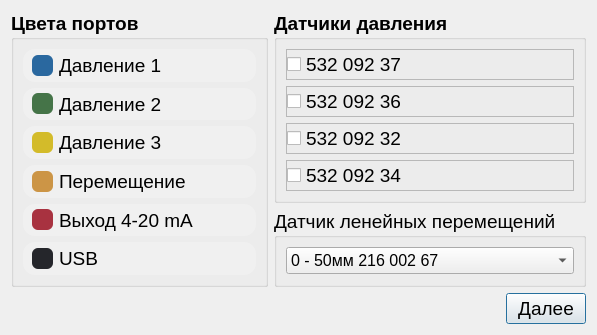
First picture: the form in NotationWindow.ui, repository Rekvim/MpiSdk, before the edit.
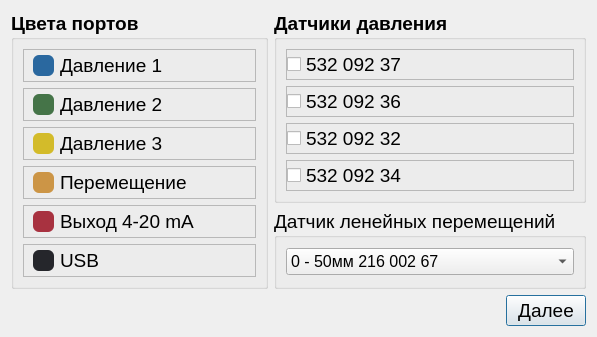
Second picture: the form after the edit.

```diff
--- a/NotationWindow.ui
+++ b/NotationWindow.ui
@@ -7,7 +7,7 @@
     <x>0</x>
     <y>0</y>
     <width>597</width>
-    <height>335</height>
+    <height>337</height>
    </rect>
   </property>
   <property name="font">
@@ -34,7 +34,7 @@
        </property>
        <layout class="QVBoxLayout" name="verticalLayout_4">
         <item>
-         <widget class="QFrame" name="frame_pressure_5">
+         <widget class="QFrame" name="frame_pressure_1">
           <property name="sizePolicy">
            <sizepolicy hsizetype="Expanding" vsizetype="Preferred">
             <horstretch>0</horstretch>
@@ -42,8 +42,7 @@
            </sizepolicy>
           </property>
           <property name="styleSheet">
-           <string notr="true">background-color: #F0F0F0;
-border-radius: 12px;</string>
+           <string notr="true"/>
           </property>
           <property name="frameShape">
            <enum>QFrame::Shape::StyledPanel</enum>
@@ -98,6 +97,7 @@
              <property name="font">
               <font>
                <pointsize>14</pointsize>
+               <bold>false</bold>
               </font>
              </property>
              <property name="text">
@@ -109,7 +109,7 @@
          </widget>
         </item>
         <item>
-         <widget class="QFrame" name="frame_pressure_7">
+         <widget class="QFrame" name="frame_pressure_2">
           <property name="sizePolicy">
            <sizepolicy hsizetype="Expanding" vsizetype="Preferred">
             <horstretch>0</horstretch>
@@ -117,8 +117,7 @@
            </sizepolicy>
           </property>
           <property name="styleSheet">
-           <string notr="true">background-color: #F0F0F0;
-border-radius: 12px;</string>
+           <string notr="true"/>
           </property>
           <property name="frameShape">
            <enum>QFrame::Shape::StyledPanel</enum>
@@ -170,6 +169,7 @@
              <property name="font">
               <font>
                <pointsize>14</pointsize>
+               <bold>false</bold>
               </font>
              </property>
              <property name="text">
@@ -181,7 +181,7 @@
          </widget>
         </item>
         <item>
-         <widget class="QFrame" name="frame_pressure_6">
+         <widget class="QFrame" name="frame_pressure_3">
           <property name="sizePolicy">
            <sizepolicy hsizetype="Expanding" vsizetype="Preferred">
             <horstretch>0</horstretch>
@@ -189,8 +189,7 @@
            </sizepolicy>
           </property>
           <property name="styleSheet">
-           <string notr="true">background-color: #F0F0F0;
-border-radius: 12px;</string>
+           <string notr="true"/>
           </property>
           <property name="frameShape">
            <enum>QFrame::Shape::StyledPanel</enum>
@@ -242,6 +241,7 @@
              <property name="font">
               <font>
                <pointsize>14</pointsize>
+               <bold>false</bold>
               </font>
              </property>
              <property name="text">
@@ -255,8 +255,7 @@
         <item>
          <widget class="QFrame" name="frame_moving">
           <property name="styleSheet">
-           <string notr="true">background-color: #F0F0F0;
-border-radius: 12px;</string>
+           <string notr="true"/>
           </property>
           <property name="frameShape">
            <enum>QFrame::Shape::StyledPanel</enum>
@@ -302,6 +301,7 @@
              <property name="font">
               <font>
                <pointsize>14</pointsize>
+               <bold>false</bold>
               </font>
              </property>
              <property name="text">
@@ -315,8 +315,7 @@
         <item>
          <widget class="QFrame" name="frame_output_4_20_mA">
           <property name="styleSheet">
-           <string notr="true">background-color: #F0F0F0;
-border-radius: 12px;</string>
+           <string notr="true"/>
           </property>
           <property name="frameShape">
            <enum>QFrame::Shape::StyledPanel</enum>
@@ -362,6 +361,7 @@
              <property name="font">
               <font>
                <pointsize>14</pointsize>
+               <bold>false</bold>
               </font>
              </property>
              <property name="text">
@@ -375,8 +375,7 @@
         <item>
          <widget class="QFrame" name="frame_usb">
           <property name="styleSheet">
-           <string notr="true">background-color: #F0F0F0;
-border-radius: 12px;</string>
+           <string notr="true"/>
           </property>
           <property name="frameShape">
            <enum>QFrame::Shape::StyledPanel</enum>
@@ -422,6 +421,7 @@
              <property name="font">
               <font>
                <pointsize>14</pointsize>
+               <bold>false</bold>
               </font>
              </property>
              <property name="text">
@@ -487,7 +487,7 @@
            </widget>
           </item>
           <item>
-           <widget class="QFrame" name="frame_pressure_3">
+           <widget class="QFrame" name="frame_pressureSensor_3">
             <property name="frameShape">
              <enum>QFrame::Shape::StyledPanel</enum>
             </property>
@@ -524,7 +524,7 @@
            </widget>
           </item>
           <item>
-           <widget class="QFrame" name="frame_pressure_1">
+           <widget class="QFrame" name="frame_pressureSensor_1">
             <property name="frameShape">
              <enum>QFrame::Shape::StyledPanel</enum>
             </property>
@@ -561,7 +561,7 @@
            </widget>
           </item>
           <item>
-           <widget class="QFrame" name="frame_pressure_2">
+           <widget class="QFrame" name="frame_pressureSensor_2">
             <property name="frameShape">
              <enum>QFrame::Shape::StyledPanel</enum>
             </property>
```
Left out of the diff: 30 changed lines with no effect on the pictures.
